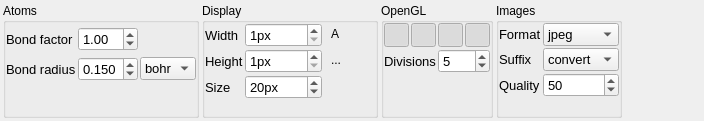
This is settings.ui in piti-diablotin/qAgate as Qt 5 draws it before an edit. The edited form follows.
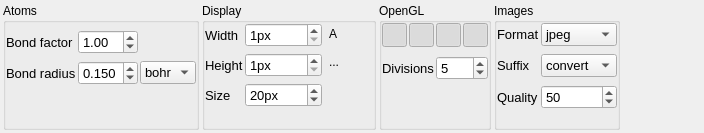
This is the edited form. Icons and pictures are not drawn.

What changed in the file:
```diff
--- a/settings.ui
+++ b/settings.ui
@@ -7,11 +7,11 @@
     <x>0</x>
     <y>0</y>
     <width>704</width>
-    <height>121</height>
+    <height>133</height>
    </rect>
   </property>
   <property name="sizePolicy">
-   <sizepolicy hsizetype="Expanding" vsizetype="Maximum">
+   <sizepolicy hsizetype="Expanding" vsizetype="Preferred">
     <horstretch>0</horstretch>
     <verstretch>0</verstretch>
    </sizepolicy>
@@ -19,7 +19,7 @@
   <property name="maximumSize">
    <size>
     <width>16777215</width>
-    <height>128</height>
+    <height>133</height>
    </size>
   </property>
   <property name="windowTitle">
@@ -53,7 +53,7 @@
    <item>
     <widget class="QGroupBox" name="atoms">
      <property name="sizePolicy">
-      <sizepolicy hsizetype="Minimum" vsizetype="Preferred">
+      <sizepolicy hsizetype="Fixed" vsizetype="Preferred">
        <horstretch>0</horstretch>
        <verstretch>0</verstretch>
       </sizepolicy>
@@ -63,7 +63,7 @@
      </property>
      <layout class="QVBoxLayout" name="verticalLayout_2">
       <property name="spacing">
-       <number>3</number>
+       <number>7</number>
       </property>
       <property name="sizeConstraint">
        <enum>QLayout::SetDefaultConstraint</enum>
@@ -95,9 +95,12 @@
          <property name="bottomMargin">
           <number>0</number>
          </property>
-         <property name="spacing">
+         <property name="horizontalSpacing">
           <number>2</number>
          </property>
+         <property name="verticalSpacing">
+          <number>0</number>
+         </property>
          <item row="1" column="1">
           <widget class="QDoubleSpinBox" name="bondRadius">
            <property name="font">
@@ -231,7 +234,7 @@
      </property>
      <layout class="QHBoxLayout" name="horizontalLayout_4">
       <property name="spacing">
-       <number>2</number>
+       <number>0</number>
       </property>
       <property name="leftMargin">
        <number>0</number>
@@ -252,7 +255,7 @@
           <number>2</number>
          </property>
          <property name="verticalSpacing">
-          <number>2</number>
+          <number>6</number>
          </property>
          <property name="leftMargin">
           <number>0</number>
@@ -426,7 +429,7 @@
           <number>2</number>
          </property>
          <property name="verticalSpacing">
-          <number>2</number>
+          <number>4</number>
          </property>
          <property name="leftMargin">
           <number>0</number>
@@ -564,12 +567,18 @@
    </item>
    <item>
     <widget class="QGroupBox" name="openGl">
+     <property name="sizePolicy">
+      <sizepolicy hsizetype="Fixed" vsizetype="Preferred">
+       <horstretch>0</horstretch>
+       <verstretch>0</verstretch>
+      </sizepolicy>
+     </property>
      <property name="title">
       <string>OpenGL</string>
      </property>
      <layout class="QVBoxLayout" name="verticalLayout">
       <property name="spacing">
-       <number>2</number>
+       <number>9</number>
       </property>
       <property name="leftMargin">
        <number>0</number>
@@ -851,7 +860,7 @@
         <property name="sizeHint" stdset="0">
          <size>
           <width>20</width>
-          <height>40</height>
+          <height>17</height>
          </size>
         </property>
        </spacer>
@@ -861,6 +870,12 @@
    </item>
    <item>
     <widget class="QGroupBox" name="images">
+     <property name="sizePolicy">
+      <sizepolicy hsizetype="Fixed" vsizetype="Preferred">
+       <horstretch>0</horstretch>
+       <verstretch>0</verstretch>
+      </sizepolicy>
+     </property>
      <property name="title">
       <string>Images</string>
      </property>
@@ -869,7 +884,7 @@
        <number>2</number>
       </property>
       <property name="verticalSpacing">
-       <number>2</number>
+       <number>8</number>
       </property>
       <property name="leftMargin">
        <number>0</number>
```
